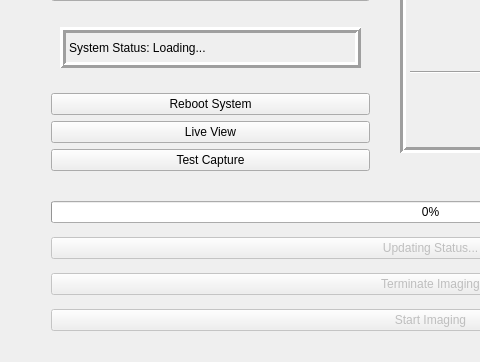
Before: the Qt Designer form _ui/Demo.ui in CoSE-Jerry/ABCD, drawn with Qt 5; both pictures show x 0 to 480 and y 238 to 600 of the 870 by 600 pixel window.
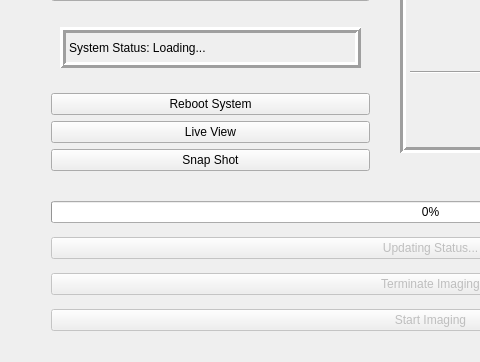
After: the same form once the commit is applied. Icons and pictures are not drawn.

```diff
--- a/_ui/Demo.ui
+++ b/_ui/Demo.ui
@@ -629,7 +629,7 @@
      <item>
       <widget class="QPushButton" name="Test_Capture">
        <property name="text">
-        <string>Test Capture</string>
+        <string>Snap Shot</string>
        </property>
       </widget>
      </item>
```
Left out of the diff: 2 changed lines with no effect on the pictures.
